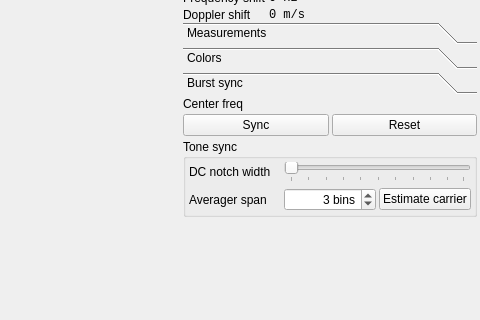
BatchDrake/SigDigger, file ui/TimeWindow.ui: the form before one commit; both pictures show x 557 to 1037 and y 131 to 451 of the 1037 by 970 pixel window.
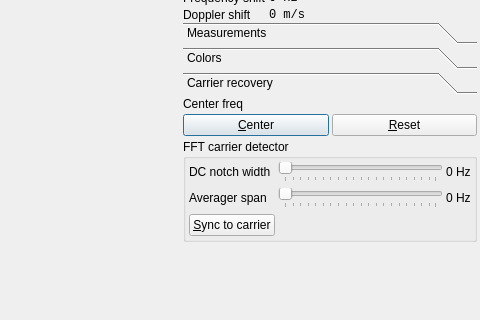
The form after the commit. Icons and pictures are not drawn. Custom widgets are drawn as their Qt base class.

Commit message: Improve UX of burst carrier sync

The edit to the form file:
```diff
--- a/ui/TimeWindow.ui
+++ b/ui/TimeWindow.ui
@@ -922,7 +922,7 @@
              </rect>
             </property>
             <attribute name="label">
-             <string>Burst sync</string>
+             <string>Carrier recovery</string>
             </attribute>
             <layout class="QGridLayout" name="gridLayout_6">
              <property name="leftMargin">
@@ -943,7 +943,7 @@
              <item row="2" column="0" colspan="4">
               <widget class="QGroupBox" name="groupBox">
                <property name="title">
-                <string>Tone sync</string>
+                <string>FFT carrier detector</string>
                </property>
                <layout class="QGridLayout" name="gridLayout_7">
                 <property name="leftMargin">
@@ -961,44 +961,28 @@
                 <property name="horizontalSpacing">
                  <number>3</number>
                 </property>
-                <item row="2" column="0">
-                 <widget class="QLabel" name="label_26">
+                <item row="4" column="2">
+                 <widget class="QLabel" name="averagerSpanLabel">
                   <property name="text">
-                   <string>DC notch width</string>
+                   <string>0 Hz</string>
                   </property>
                  </widget>
                 </item>
-                <item row="3" column="0">
+                <item row="4" column="0">
                  <widget class="QLabel" name="label_24">
                   <property name="text">
                    <string>Averager span</string>
                   </property>
                  </widget>
                 </item>
-                <item row="3" column="2">
+                <item row="5" column="0">
                  <widget class="QPushButton" name="guessCarrierButton">
                   <property name="text">
-                   <string>Estimate carrier</string>
+                   <string>&amp;Sync to carrier</string>
                   </property>
                  </widget>
                 </item>
-                <item row="3" column="1">
-                 <widget class="QSpinBox" name="acdResolutionSpin">
-                  <property name="alignment">
-                   <set>Qt::AlignRight|Qt::AlignTrailing|Qt::AlignVCenter</set>
-                  </property>
-                  <property name="suffix">
-                   <string> bins</string>
-                  </property>
-                  <property name="minimum">
-                   <number>1</number>
-                  </property>
-                  <property name="value">
-                   <number>3</number>
-                  </property>
-                 </widget>
-                </item>
-                <item row="2" column="1" colspan="2">
+                <item row="2" column="1">
                  <widget class="QSlider" name="dcNotchSlider">
                   <property name="value">
                    <number>0</number>
@@ -1009,6 +993,42 @@
                   <property name="tickPosition">
                    <enum>QSlider::TicksBelow</enum>
                   </property>
+                  <property name="tickInterval">
+                   <number>5</number>
+                  </property>
+                 </widget>
+                </item>
+                <item row="2" column="0">
+                 <widget class="QLabel" name="label_26">
+                  <property name="text">
+                   <string>DC notch width</string>
+                  </property>
+                 </widget>
+                </item>
+                <item row="4" column="1">
+                 <widget class="QSlider" name="averagerSlider">
+                  <property name="minimum">
+                   <number>1</number>
+                  </property>
+                  <property name="maximum">
+                   <number>100</number>
+                  </property>
+                  <property name="orientation">
+                   <enum>Qt::Horizontal</enum>
+                  </property>
+                  <property name="tickPosition">
+                   <enum>QSlider::TicksBelow</enum>
+                  </property>
+                  <property name="tickInterval">
+                   <number>5</number>
+                  </property>
+                 </widget>
+                </item>
+                <item row="2" column="2">
+                 <widget class="QLabel" name="notchWidthLabel">
+                  <property name="text">
+                   <string>0 Hz</string>
+                  </property>
                  </widget>
                 </item>
                </layout>
@@ -1017,14 +1037,20 @@
              <item row="1" column="2" colspan="2">
               <widget class="QPushButton" name="resetButton">
                <property name="text">
-                <string>Reset</string>
+                <string>&amp;Reset</string>
                </property>
               </widget>
              </item>
              <item row="1" column="0" colspan="2">
               <widget class="QPushButton" name="syncButton">
                <property name="text">
-                <string>Sync</string>
+                <string>&amp;Center</string>
+               </property>
+               <property name="autoDefault">
+                <bool>false</bool>
+               </property>
+               <property name="default">
+                <bool>true</bool>
                </property>
               </widget>
              </item>
```
The commit also changes 6 other files.
